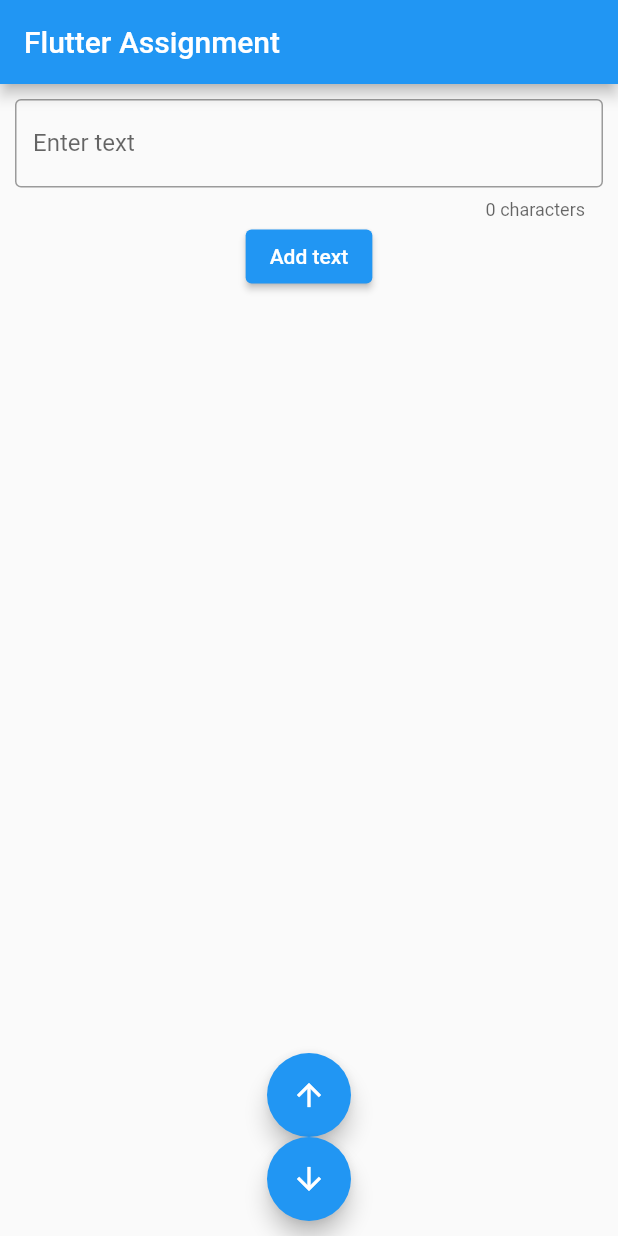
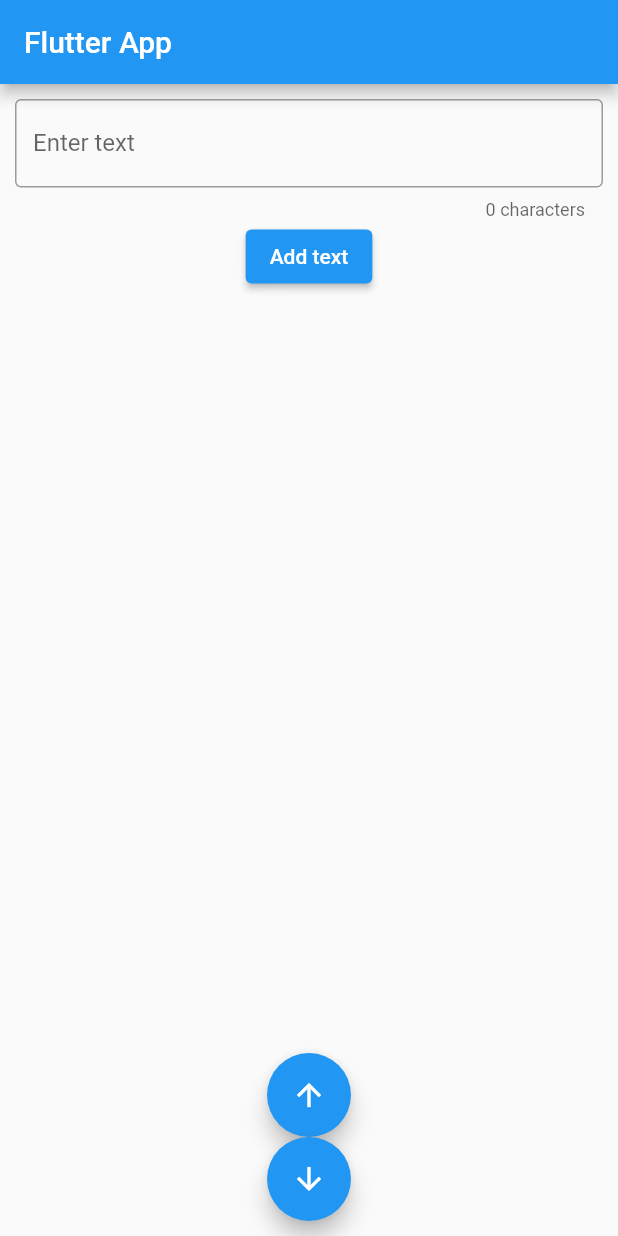
Before and after one commit to ignatiusyap/flutterlistapp, a Flutter app: the screen it shows after launch, on a phone screen of 412 x 824 dp. Run offline on Flutter 3.47's test engine with Material 2 defaults, Android fonts, the phone set to English and light mode, and no system bars.

Commit message:
Update main.dart

```diff
--- a/list_app/lib/main.dart
+++ b/list_app/lib/main.dart
@@ -15,7 +15,7 @@
       theme: ThemeData(
         primarySwatch: Colors.blue,
       ),
-      home: const InputForm(title: 'Flutter Assignment'),
+      home: const InputForm(title: 'Flutter App'),
     );
   }
 }
```
